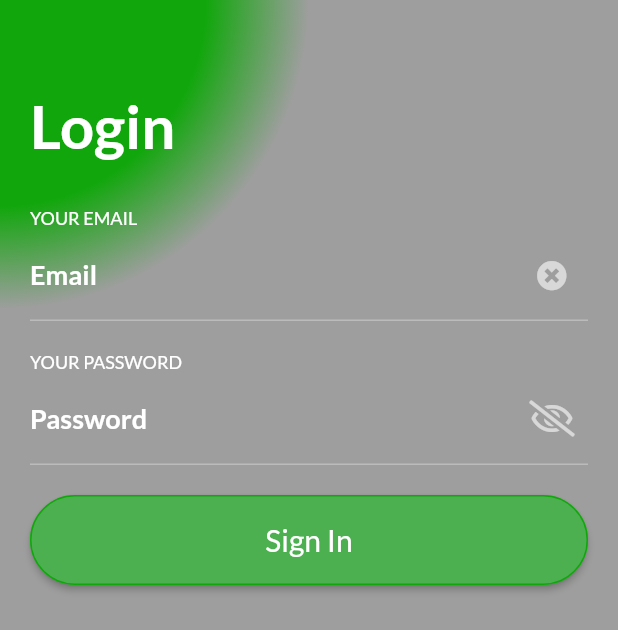
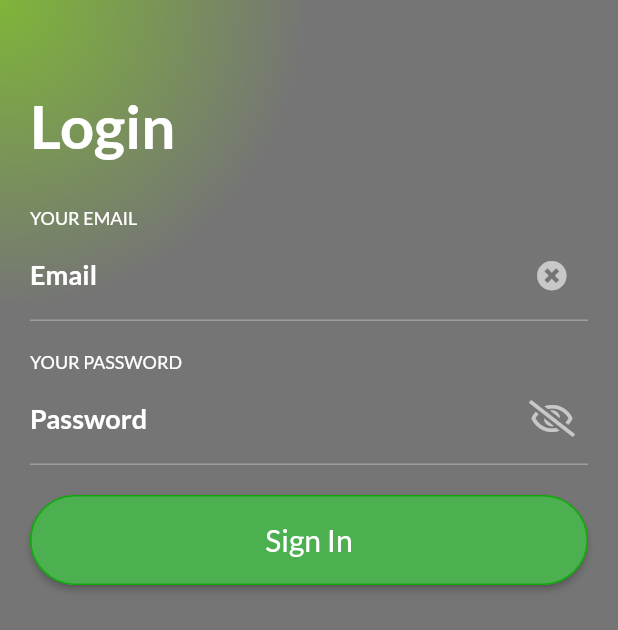
Before and after one commit to saustint11/qwiku-mobile-testing, a Flutter app: the screen it shows after launch, on a phone screen of 412 x 824 dp. Shown: the top 630 px of the screen. Run offline on Flutter 3.47's test engine with Material 2 defaults, Android fonts, the phone set to English and light mode, and no system bars; our stand-ins replace flutter_secure_storage, font_awesome_flutter, get, get_storage, google_fonts.

Commit message:
trying to get something going with the login screen and UI changes

```diff
--- a/qwiku/lib/app/core/global_widgets/backgrounds/radial_background.dart
+++ b/qwiku/lib/app/core/global_widgets/backgrounds/radial_background.dart
@@ -5,8 +5,8 @@ class GreyRadialBackground extends StatelessWidget {
   final String position;
   final Color color;
   var list = List.generate(
-    3,
-    (index) => Color(0xFF11a70c),
+    1,
+    (index) => Color.fromRGBO(127, 181, 57, 100),
   );
   GreyRadialBackground({required this.color, required this.position});
   @override
@@ -17,7 +17,7 @@ class GreyRadialBackground extends StatelessWidget {
       gradient: RadialGradient(
         colors: [...list, this.color],
         center: (position == "bottomRight")
-            ? Alignment(2.0, 2.0)
+            ? Alignment(1.0, 1.0)
             : Alignment(-1.0, -1.0),
       ),
     )));
--- a/qwiku/lib/app/modules/login/bindings/login_binding.dart
+++ b/qwiku/lib/app/modules/login/bindings/login_binding.dart
@@ -1,6 +1,7 @@
 import 'package:get/get.dart';
 
 import '../controllers/login_controller.dart';
+import 'package:qwiku/app/data/services/user/user_service.dart';
 
 class LoginBinding extends Bindings {
   @override
@@ -8,5 +9,8 @@ class LoginBinding extends Bindings {
     Get.lazyPut<LoginController>(
       () => LoginController(),
     );
+    Get.lazyPut<UserService>(
+      () => UserService(),
+    );
   }
 }
--- a/qwiku/lib/app/modules/login/controllers/login_controller.dart
+++ b/qwiku/lib/app/modules/login/controllers/login_controller.dart
@@ -1,11 +1,15 @@
 import 'package:get/get.dart';
+import 'package:qwiku/app/data/services/user/user_service.dart';
 
 class LoginController extends GetxController {
   //TODO: Implement LoginController
 
+  final userService = UserService();
+
   final count = 0.obs;
 
   get loginProcess => null;
+
   @override
   void onInit() {
     super.onInit();
--- a/qwiku/lib/app/modules/login/views/login_view.dart
+++ b/qwiku/lib/app/modules/login/views/login_view.dart
@@ -18,7 +18,7 @@ class LoginView extends GetView<LoginController> {
     return Scaffold(
         body: Stack(children: [
       GreyRadialBackground(
-        color: Colors.grey.shade500,
+        color: Colors.grey.shade600,
         position: "topLeft",
       ),
       Padding(
```
Also changed, not shown: 1 other file.
